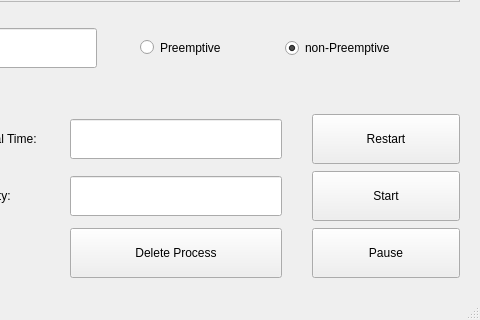
Before: the Qt Designer form frontend/mainwindow.ui in ASolimanA/OS-Scheduler, drawn with Qt 5; both pictures show x 486 to 966 and y 404 to 724 of the 966 by 724 pixel window.
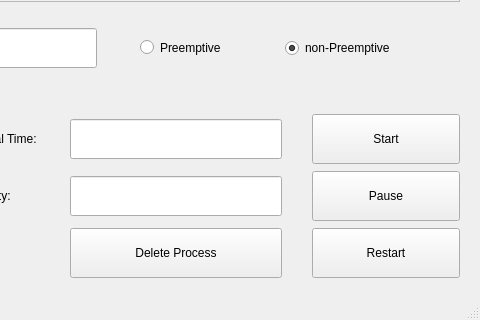
After: the same form once the commit is applied.

The edit to the form file:
```diff
--- a/frontend/mainwindow.ui
+++ b/frontend/mainwindow.ui
@@ -381,19 +381,6 @@
         </property>
        </widget>
       </item>
-      <item row="2" column="4">
-       <widget class="QPushButton" name="pauseButton">
-        <property name="minimumSize">
-         <size>
-          <width>0</width>
-          <height>50</height>
-         </size>
-        </property>
-        <property name="text">
-         <string>Pause</string>
-        </property>
-       </widget>
-      </item>
       <item row="0" column="1">
        <widget class="QLineEdit" name="processNameLine">
         <property name="minimumSize">
@@ -424,19 +411,6 @@
         </property>
        </widget>
       </item>
-      <item row="1" column="4">
-       <widget class="QPushButton" name="startButton">
-        <property name="minimumSize">
-         <size>
-          <width>0</width>
-          <height>50</height>
-         </size>
-        </property>
-        <property name="text">
-         <string>Start</string>
-        </property>
-       </widget>
-      </item>
       <item row="0" column="2">
        <widget class="QLabel" name="label_5">
         <property name="styleSheet">
@@ -513,6 +487,32 @@
        </widget>
       </item>
       <item row="0" column="4">
+       <widget class="QPushButton" name="startButton">
+        <property name="minimumSize">
+         <size>
+          <width>0</width>
+          <height>50</height>
+         </size>
+        </property>
+        <property name="text">
+         <string>Start</string>
+        </property>
+       </widget>
+      </item>
+      <item row="1" column="4">
+       <widget class="QPushButton" name="pauseButton">
+        <property name="minimumSize">
+         <size>
+          <width>0</width>
+          <height>50</height>
+         </size>
+        </property>
+        <property name="text">
+         <string>Pause</string>
+        </property>
+       </widget>
+      </item>
+      <item row="2" column="4">
        <widget class="QPushButton" name="restartButton">
         <property name="minimumSize">
          <size>
```
